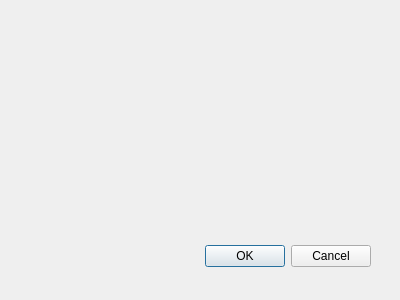
Qt form settingdialog.ui (519984307/ZBYNS) before a commit.
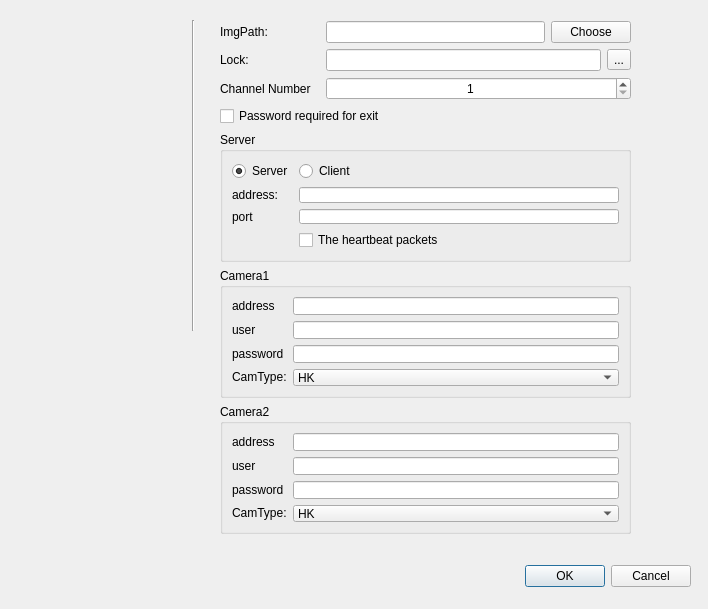
The same form after that commit. Icons and pictures are not drawn.

The edit to the form file:
```diff
--- a/settingdialog.ui
+++ b/settingdialog.ui
@@ -8,8 +8,8 @@
    <rect>
     <x>0</x>
     <y>0</y>
-    <width>400</width>
-    <height>300</height>
+    <width>708</width>
+    <height>609</height>
    </rect>
   </property>
   <property name="windowTitle">
@@ -18,8 +18,8 @@
   <widget class="QDialogButtonBox" name="buttonBox">
    <property name="geometry">
     <rect>
-     <x>30</x>
-     <y>240</y>
+     <x>350</x>
+     <y>560</y>
      <width>341</width>
      <height>32</height>
     </rect>
@@ -31,6 +31,361 @@
     <set>QDialogButtonBox::Cancel|QDialogButtonBox::Ok</set>
    </property>
   </widget>
+  <widget class="QLabel" name="label_4">
+   <property name="geometry">
+    <rect>
+     <x>10</x>
+     <y>30</y>
+     <width>171</width>
+     <height>171</height>
+    </rect>
+   </property>
+   <property name="text">
+    <string/>
+   </property>
+   <property name="pixmap">
+    <pixmap>../../../Source/Repos/ico/ICO.ico</pixmap>
+   </property>
+   <property name="scaledContents">
+    <bool>true</bool>
+   </property>
+  </widget>
+  <widget class="Line" name="line">
+   <property name="geometry">
+    <rect>
+     <x>183</x>
+     <y>20</y>
+     <width>20</width>
+     <height>311</height>
+    </rect>
+   </property>
+   <property name="orientation">
+    <enum>Qt::Vertical</enum>
+   </property>
+  </widget>
+  <widget class="QWidget" name="">
+   <property name="geometry">
+    <rect>
+     <x>220</x>
+     <y>21</y>
+     <width>411</width>
+     <height>513</height>
+    </rect>
+   </property>
+   <layout class="QVBoxLayout" name="verticalLayout_7">
+    <item>
+     <layout class="QHBoxLayout" name="horizontalLayout">
+      <item>
+       <widget class="QLabel" name="label">
+        <property name="minimumSize">
+         <size>
+          <width>100</width>
+          <height>0</height>
+         </size>
+        </property>
+        <property name="maximumSize">
+         <size>
+          <width>100</width>
+          <height>16777215</height>
+         </size>
+        </property>
+        <property name="text">
+         <string>ImgPath:</string>
+        </property>
+       </widget>
+      </item>
+      <item>
+       <widget class="QLineEdit" name="lineEdit"/>
+      </item>
+      <item>
+       <widget class="QPushButton" name="pushButton">
+        <property name="text">
+         <string>Choose</string>
+        </property>
+       </widget>
+      </item>
+     </layout>
+    </item>
+    <item>
+     <layout class="QHBoxLayout" name="horizontalLayout_2">
+      <item>
+       <widget class="QLabel" name="label_11">
+        <property name="minimumSize">
+         <size>
+          <width>100</width>
+          <height>0</height>
+         </size>
+        </property>
+        <property name="maximumSize">
+         <size>
+          <width>100</width>
+          <height>16777215</height>
+         </size>
+        </property>
+        <property name="text">
+         <string>Lock:</string>
+        </property>
+       </widget>
+      </item>
+      <item>
+       <widget class="QLineEdit" name="lineEdit_8">
+        <property name="echoMode">
+         <enum>QLineEdit::PasswordEchoOnEdit</enum>
+        </property>
+       </widget>
+      </item>
+      <item>
+       <widget class="QToolButton" name="toolButton">
+        <property name="text">
+         <string>...</string>
+        </property>
+        <property name="icon">
+         <iconset resource="js.qrc">
+          <normaloff>:/new/prefix1/ico/show.png</normaloff>:/new/prefix1/ico/show.png</iconset>
+        </property>
+       </widget>
+      </item>
+     </layout>
+    </item>
+    <item>
+     <layout class="QHBoxLayout" name="horizontalLayout_3">
+      <item>
+       <widget class="QLabel" name="label_14">
+        <property name="minimumSize">
+         <size>
+          <width>100</width>
+          <height>0</height>
+         </size>
+        </property>
+        <property name="maximumSize">
+         <size>
+          <width>100</width>
+          <height>16777215</height>
+         </size>
+        </property>
+        <property name="text">
+         <string>Channel Number</string>
+        </property>
+       </widget>
+      </item>
+      <item>
+       <widget class="QSpinBox" name="spinBox">
+        <property name="alignment">
+         <set>Qt::AlignCenter</set>
+        </property>
+        <property name="minimum">
+         <number>1</number>
+        </property>
+       </widget>
+      </item>
+     </layout>
+    </item>
+    <item>
+     <widget class="QCheckBox" name="checkBox">
+      <property name="text">
+       <string>Password required for exit</string>
+      </property>
+     </widget>
+    </item>
+    <item>
+     <widget class="QGroupBox" name="groupBox_3">
+      <property name="title">
+       <string>Server</string>
+      </property>
+      <layout class="QGridLayout" name="gridLayout_3">
+       <item row="0" column="0">
+        <widget class="QRadioButton" name="radioButton">
+         <property name="text">
+          <string>Server</string>
+         </property>
+         <property name="checked">
+          <bool>true</bool>
+         </property>
+        </widget>
+       </item>
+       <item row="0" column="1">
+        <widget class="QRadioButton" name="radioButton_2">
+         <property name="text">
+          <string>Client</string>
+         </property>
+        </widget>
+       </item>
+       <item row="1" column="0">
+        <layout class="QVBoxLayout" name="verticalLayout_5">
+         <item>
+          <widget class="QLabel" name="label_12">
+           <property name="text">
+            <string>address:</string>
+           </property>
+          </widget>
+         </item>
+         <item>
+          <widget class="QLabel" name="label_13">
+           <property name="text">
+            <string>port</string>
+           </property>
+          </widget>
+         </item>
+        </layout>
+       </item>
+       <item row="1" column="1">
+        <layout class="QVBoxLayout" name="verticalLayout_6">
+         <item>
+          <widget class="QLineEdit" name="lineEdit_9"/>
+         </item>
+         <item>
+          <widget class="QLineEdit" name="lineEdit_10"/>
+         </item>
+        </layout>
+       </item>
+       <item row="2" column="1">
+        <widget class="QCheckBox" name="checkBox_2">
+         <property name="text">
+          <string>The heartbeat packets</string>
+         </property>
+        </widget>
+       </item>
+      </layout>
+     </widget>
+    </item>
+    <item>
+     <widget class="QGroupBox" name="groupBox">
+      <property name="title">
+       <string>Camera1</string>
+      </property>
+      <layout class="QGridLayout" name="gridLayout">
+       <item row="0" column="0">
+        <layout class="QVBoxLayout" name="verticalLayout">
+         <item>
+          <widget class="QLabel" name="label_2">
+           <property name="text">
+            <string>address</string>
+           </property>
+          </widget>
+         </item>
+         <item>
+          <widget class="QLabel" name="label_5">
+           <property name="text">
+            <string>user</string>
+           </property>
+          </widget>
+         </item>
+         <item>
+          <widget class="QLabel" name="label_6">
+           <property name="text">
+            <string>password</string>
+           </property>
+          </widget>
+         </item>
+         <item>
+          <widget class="QLabel" name="label_7">
+           <property name="text">
+            <string>CamType:</string>
+           </property>
+          </widget>
+         </item>
+        </layout>
+       </item>
+       <item row="0" column="1">
+        <layout class="QVBoxLayout" name="verticalLayout_2">
+         <item>
+          <widget class="QLineEdit" name="lineEdit_2"/>
+         </item>
+         <item>
+          <widget class="QLineEdit" name="lineEdit_3"/>
+         </item>
+         <item>
+          <widget class="QLineEdit" name="lineEdit_4"/>
+         </item>
+         <item>
+          <widget class="QComboBox" name="comboBox_2">
+           <item>
+            <property name="text">
+             <string>HK</string>
+            </property>
+           </item>
+           <item>
+            <property name="text">
+             <string>DH</string>
+            </property>
+           </item>
+          </widget>
+         </item>
+        </layout>
+       </item>
+      </layout>
+     </widget>
+    </item>
+    <item>
+     <widget class="QGroupBox" name="groupBox_2">
+      <property name="title">
+       <string>Camera2</string>
+      </property>
+      <layout class="QGridLayout" name="gridLayout_2">
+       <item row="0" column="0">
+        <layout class="QVBoxLayout" name="verticalLayout_3">
+         <item>
+          <widget class="QLabel" name="label_3">
+           <property name="text">
+            <string>address</string>
+           </property>
+          </widget>
+         </item>
+         <item>
+          <widget class="QLabel" name="label_8">
+           <property name="text">
+            <string>user</string>
+           </property>
+          </widget>
+         </item>
+         <item>
+          <widget class="QLabel" name="label_9">
+           <property name="text">
+            <string>password</string>
+           </property>
+          </widget>
+         </item>
+         <item>
+          <widget class="QLabel" name="label_10">
+           <property name="text">
+            <string>CamType:</string>
+           </property>
+          </widget>
+         </item>
+        </layout>
+       </item>
+       <item row="0" column="1">
+        <layout class="QVBoxLayout" name="verticalLayout_4">
+         <item>
+          <widget class="QLineEdit" name="lineEdit_5"/>
+         </item>
+         <item>
+          <widget class="QLineEdit" name="lineEdit_6"/>
+         </item>
+         <item>
+          <widget class="QLineEdit" name="lineEdit_7"/>
+         </item>
+         <item>
+          <widget class="QComboBox" name="comboBox_3">
+           <item>
+            <property name="text">
+             <string>HK</string>
+            </property>
+           </item>
+           <item>
+            <property name="text">
+             <string>DH</string>
+            </property>
+           </item>
+          </widget>
+         </item>
+        </layout>
+       </item>
+      </layout>
+     </widget>
+    </item>
+   </layout>
+  </widget>
  </widget>
  <pixmapfunction/>
  <resources/>
```
Left out of the diff: 19 changed lines with no effect on the pictures.
